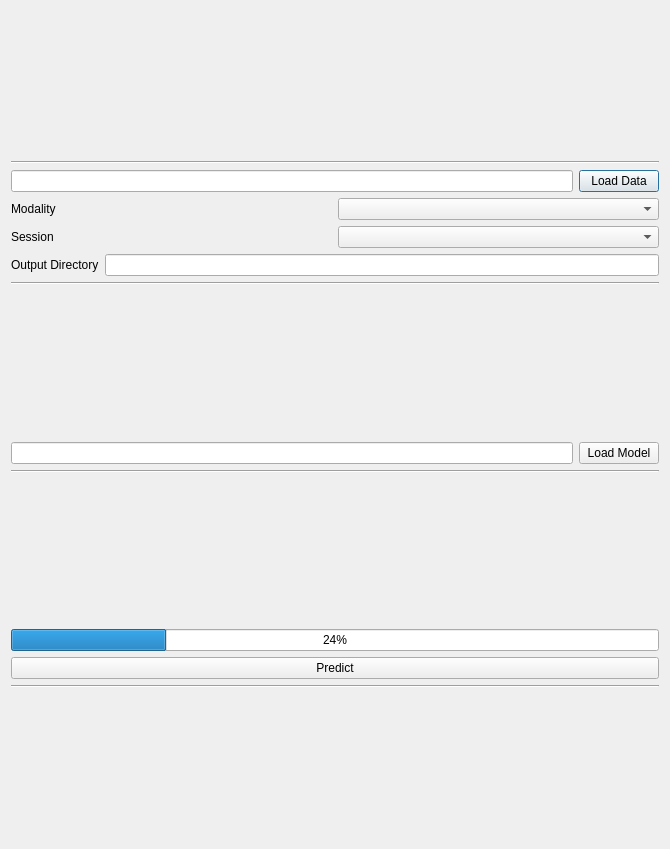
mturja-vf-ic-bd/SlicerDeepLearningUI, file Inference/Resources/UI/Inference.ui: the form before one commit.
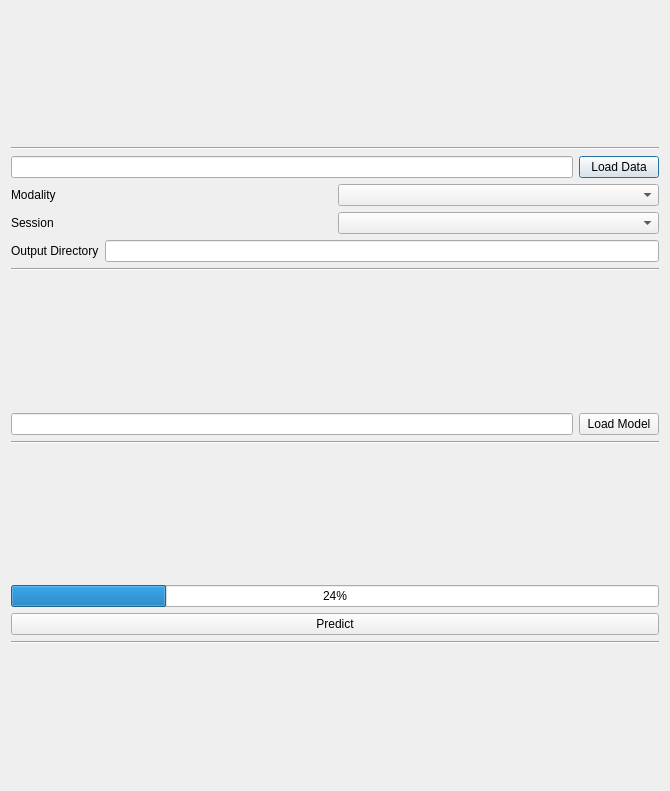
The form after the commit.

Commit message: Adding geometry image

What changed in the file:
```diff
--- a/Inference/Resources/UI/Inference.ui
+++ b/Inference/Resources/UI/Inference.ui
@@ -7,7 +7,7 @@
     <x>0</x>
     <y>0</y>
     <width>670</width>
-    <height>849</height>
+    <height>791</height>
    </rect>
   </property>
   <property name="windowTitle">
```
The commit also changes 2 other files.
